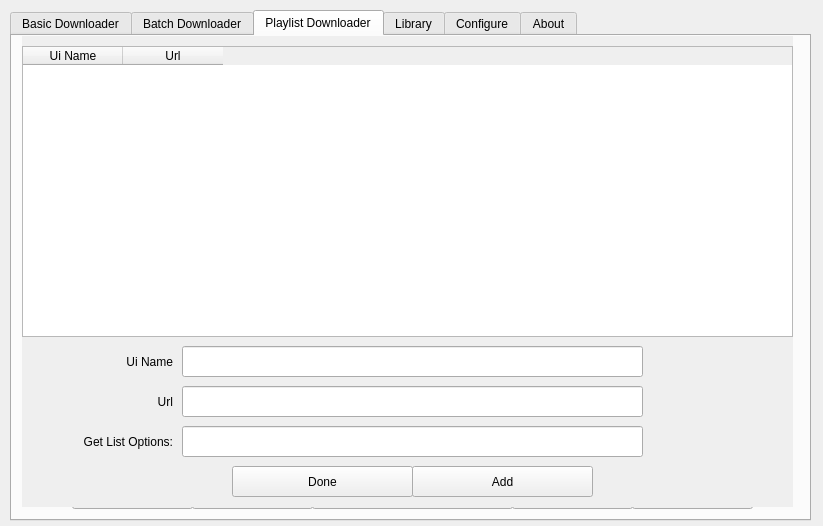
Above: src/mainwindow.ui from mhogomchungu/media-downloader before the change. Below: the same form after it.
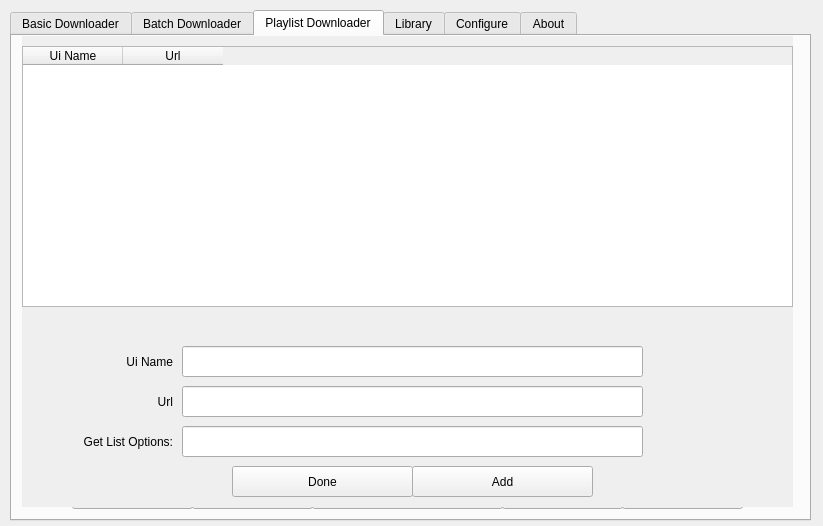
That is the form after the change. The open tabs and pages were chosen to show the change.

```diff
--- a/src/mainwindow.ui
+++ b/src/mainwindow.ui
@@ -727,7 +727,7 @@
      <widget class="QPushButton" name="pbPLOptions">
       <property name="geometry">
        <rect>
-        <x>500</x>
+        <x>490</x>
         <y>440</y>
         <width>121</width>
         <height>33</height>
@@ -774,7 +774,7 @@
        <rect>
         <x>180</x>
         <y>320</y>
-        <width>441</width>
+        <width>431</width>
         <height>31</height>
        </rect>
       </property>
@@ -803,7 +803,7 @@
        <rect>
         <x>180</x>
         <y>360</y>
-        <width>441</width>
+        <width>431</width>
         <height>31</height>
        </rect>
       </property>
@@ -811,7 +811,7 @@
      <widget class="QPushButton" name="pbPLQuit">
       <property name="geometry">
        <rect>
-        <x>620</x>
+        <x>610</x>
         <y>440</y>
         <width>121</width>
         <height>33</height>
@@ -845,7 +845,7 @@
        <rect>
         <x>180</x>
         <y>280</y>
-        <width>441</width>
+        <width>431</width>
         <height>31</height>
        </rect>
       </property>
@@ -878,7 +878,7 @@
        <rect>
         <x>300</x>
         <y>440</y>
-        <width>201</width>
+        <width>191</width>
         <height>33</height>
        </rect>
       </property>
@@ -904,7 +904,7 @@
        <rect>
         <x>180</x>
         <y>400</y>
-        <width>441</width>
+        <width>431</width>
         <height>31</height>
        </rect>
       </property>
@@ -934,7 +934,7 @@
      <widget class="QPushButton" name="pbClearArchiveFile">
       <property name="geometry">
        <rect>
-        <x>670</x>
+        <x>660</x>
         <y>320</y>
         <width>31</width>
         <height>33</height>
@@ -950,7 +950,7 @@
      <widget class="QCheckBox" name="cbUseInternalArchiveFile">
       <property name="geometry">
        <rect>
-        <x>710</x>
+        <x>700</x>
         <y>320</y>
         <width>21</width>
         <height>31</height>
@@ -966,7 +966,7 @@
      <widget class="QPushButton" name="pbPLPasteClipboard">
       <property name="geometry">
        <rect>
-        <x>630</x>
+        <x>620</x>
         <y>280</y>
         <width>31</width>
         <height>33</height>
@@ -982,7 +982,7 @@
      <widget class="QPushButton" name="pbPLRangeHistory">
       <property name="geometry">
        <rect>
-        <x>630</x>
+        <x>620</x>
         <y>320</y>
         <width>31</width>
         <height>31</height>
@@ -998,7 +998,7 @@
      <widget class="QPushButton" name="pbPLOptionsHistory">
       <property name="geometry">
        <rect>
-        <x>630</x>
+        <x>620</x>
         <y>360</y>
         <width>31</width>
         <height>31</height>
@@ -1014,7 +1014,7 @@
      <widget class="QPushButton" name="pbPLDownloadOptions">
       <property name="geometry">
        <rect>
-        <x>670</x>
+        <x>660</x>
         <y>360</y>
         <width>31</width>
         <height>31</height>
@@ -1030,7 +1030,7 @@
      <widget class="QPushButton" name="pbPlSubscription">
       <property name="geometry">
        <rect>
-        <x>670</x>
+        <x>660</x>
         <y>280</y>
         <width>31</width>
         <height>33</height>
@@ -1100,7 +1100,7 @@
          <x>0</x>
          <y>10</y>
          <width>771</width>
-         <height>291</height>
+         <height>261</height>
         </rect>
        </property>
        <property name="editTriggers">
```
Left out of the diff: 2 changed lines with no effect on the pictures.
